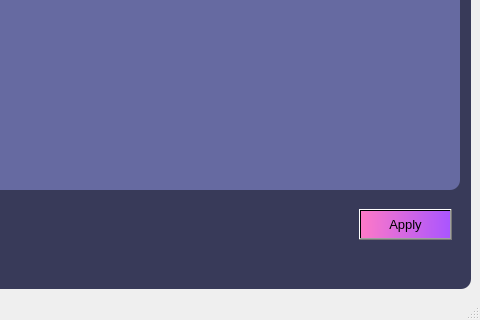
First picture: the form in resizeWindow.ui, repository DorsaNazari/Image-Data-Annotation-Preprocessing-and-Augmentation, before the edit; both pictures show x 520 to 1000 and y 380 to 700 of the 1000 by 700 pixel window.
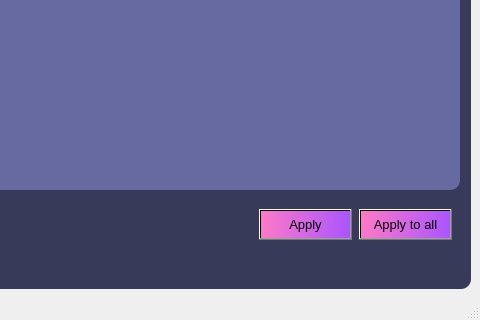
Second picture: the form after the edit. Icons and pictures are not drawn.

What changed in the file:
```diff
--- a/resizeWindow.ui
+++ b/resizeWindow.ui
@@ -187,7 +187,7 @@
       <widget class="QPushButton" name="pushButton">
        <property name="geometry">
         <rect>
-         <x>870</x>
+         <x>770</x>
          <y>580</y>
          <width>93</width>
          <height>31</height>
@@ -205,6 +205,27 @@
         <string>Apply</string>
        </property>
       </widget>
+      <widget class="QPushButton" name="pushButton_5">
+       <property name="geometry">
+        <rect>
+         <x>870</x>
+         <y>580</y>
+         <width>93</width>
+         <height>31</height>
+        </rect>
+       </property>
+       <property name="font">
+        <font>
+         <pointsize>10</pointsize>
+        </font>
+       </property>
+       <property name="styleSheet">
+        <string notr="true">background-color: qlineargradient(spread:pad, x1:0, y1:0.5, x2:1, y2:0.506, stop:0 rgba(254, 121, 199, 255), stop:1 rgba(170, 85, 255, 255));</string>
+       </property>
+       <property name="text">
+        <string>Apply to all</string>
+       </property>
+      </widget>
      </widget>
     </item>
    </layout>
```
